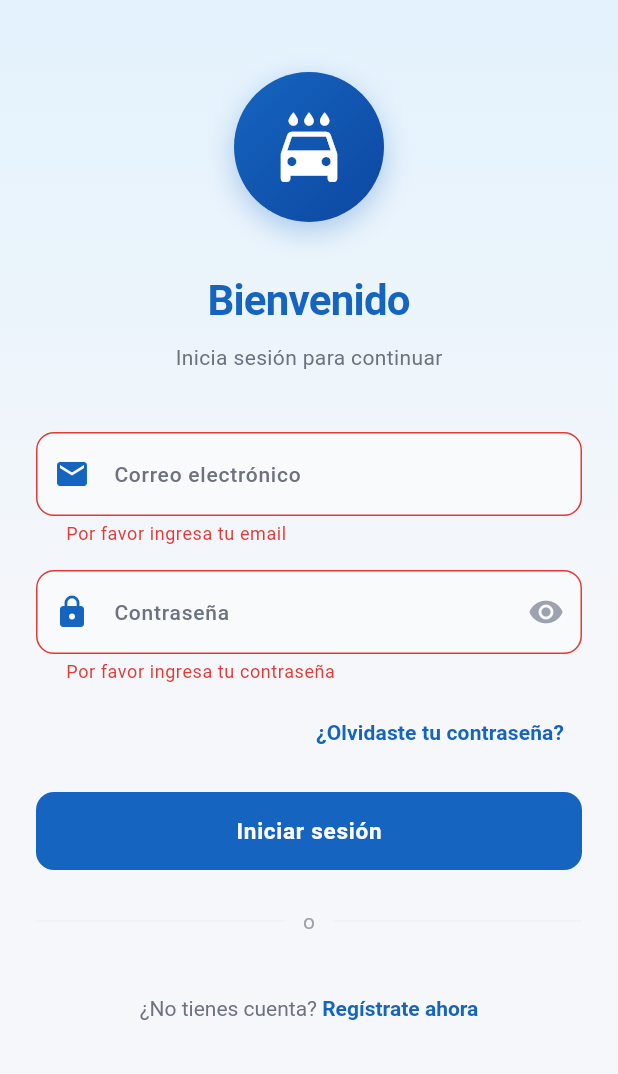
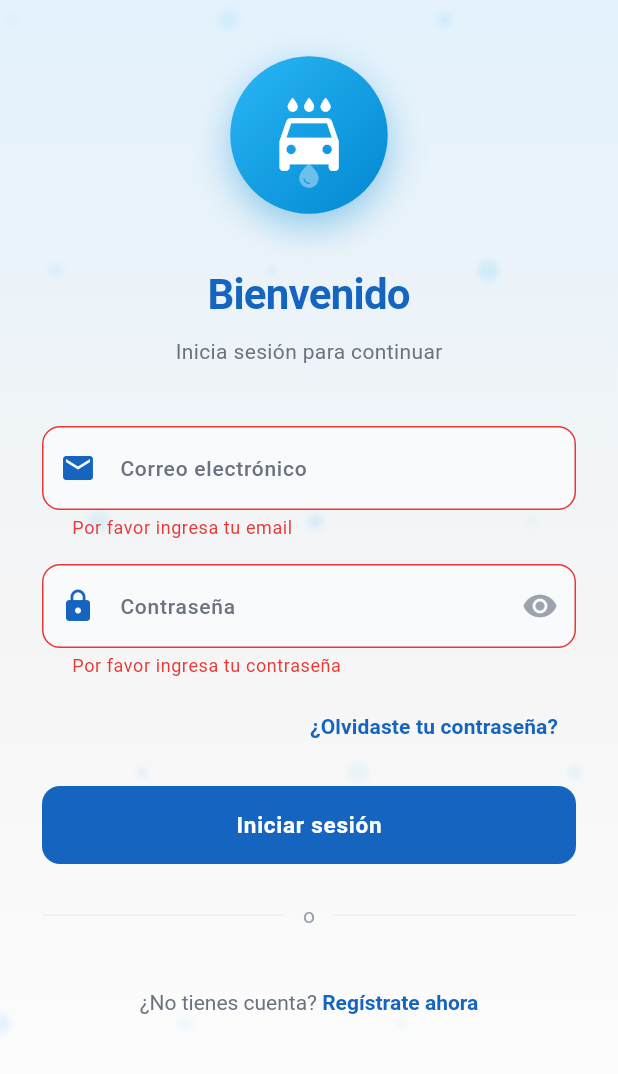
Before and after one commit to Carlosz91/lavadero_app_new, a Flutter app: the screen it shows after launch, after a tap on "Iniciar sesión", on a phone screen of 412 x 824 dp. Shown: the top 1074 px of the screen. Run offline on Flutter 3.47's test engine with Material 3 defaults, Android fonts, the phone set to English and light mode, and no system bars; our stand-ins replace flutter_secure_storage, shared_preferences.

Commit message:
Animaciones: gotas de agua, logo flotante, fade-in escalonado en todas las pantallas

```diff
--- a/lib/screens/login_screen.dart
+++ b/lib/screens/login_screen.dart
@@ -6,6 +6,7 @@ import '../config/api_config.dart';
 import '../services/http_service.dart';
 import '../theme/app_theme.dart';
 import '../widgets/custom_widgets.dart';
+import '../widgets/water_animation.dart';
 import 'homescreen.dart';
 import 'register_screen.dart';
 import 'forgot_password_screen.dart';
@@ -71,18 +72,12 @@ class LoginScreenState extends State<LoginScreen> {
         );
       } on HttpException catch (e) {
         if (!mounted) return;
-        setState(() {
-          _errorMessage = e.message;
-        });
+        setState(() { _errorMessage = e.message; });
       } catch (e) {
         if (!mounted) return;
-        setState(() {
-          _errorMessage = 'Error inesperado. Intenta nuevamente.';
-        });
+        setState(() { _errorMessage = 'Error inesperado. Intenta nuevamente.'; });
       } finally {
-        if (mounted) {
-          setState(() => _isLoading = false);
-        }
+        if (mounted) setState(() => _isLoading = false);
       }
     }
   }
@@ -104,44 +99,36 @@ class LoginScreenState extends State<LoginScreen> {
   @override
   Widget build(BuildContext context) {
     return Scaffold(
-      body: GestureDetector(
-        onTap: () => FocusScope.of(context).unfocus(),
-        child: Container(
-          height: double.infinity,
-          decoration: const BoxDecoration(
-            gradient: LinearGradient(
-              begin: Alignment.topCenter,
-              end: Alignment.bottomCenter,
-              colors: [Color(0xFFE3F2FD), AppColors.background, AppColors.background],
-            ),
-          ),
+      body: WaterBackground(
+        child: GestureDetector(
+          onTap: () => FocusScope.of(context).unfocus(),
           child: SafeArea(
             child: SingleChildScrollView(
-              padding: const EdgeInsets.symmetric(horizontal: 24),
+              padding: const EdgeInsets.symmetric(horizontal: 28),
               child: Form(
                 key: _formKey,
                 child: Column(
                   children: [
                     const SizedBox(height: 48),
-                    _buildLogo(),
-                    const SizedBox(height: 32),
-                    _buildHeader(),
+                    StaggeredFadeIn(index: 0, child: _buildLogo()),
+                    const SizedBox(height: 28),
+                    StaggeredFadeIn(index: 1, child: _buildHeader()),
                     const SizedBox(height: 40),
-                    _buildEmailField(),
+                    StaggeredFadeIn(index: 2, child: _buildEmailField()),
                     const SizedBox(height: 16),
-                    _buildPasswordField(),
+                    StaggeredFadeIn(index: 3, child: _buildPasswordField()),
                     const SizedBox(height: 8),
-                    _buildForgotPasswordButton(),
+                    StaggeredFadeIn(index: 4, child: _buildForgotPasswordButton()),
                     const SizedBox(height: 16),
                     if (_errorMessage != null) ...[
-                      ErrorBox(message: _errorMessage!),
+                      StaggeredFadeIn(index: 5, child: ErrorBox(message: _errorMessage!)),
                       const SizedBox(height: 16),
                     ],
-                    _buildLoginButton(),
+                    StaggeredFadeIn(index: 6, child: _buildLoginButton()),
                     const SizedBox(height: 24),
-                    _buildDivider(),
+                    StaggeredFadeIn(index: 7, child: _buildDivider()),
                     const SizedBox(height: 24),
-                    _buildRegisterLink(),
+                    StaggeredFadeIn(index: 8, child: _buildRegisterLink()),
                     const SizedBox(height: 24),
                   ],
                 ),
@@ -154,30 +141,7 @@ class LoginScreenState extends State<LoginScreen> {
   }
 
   Widget _buildLogo() {
-    return Container(
-      width: 100,
-      height: 100,
-      decoration: BoxDecoration(
-        gradient: const LinearGradient(
-          begin: Alignment.topLeft,
-          end: Alignment.bottomRight,
-          colors: [AppColors.primary, AppColors.primaryDark],
-        ),
-        shape: BoxShape.circle,
-        boxShadow: [
-          BoxShadow(
-            color: AppColors.primary.withValues(alpha: 0.3),
-            blurRadius: 16,
-            offset: const Offset(0, 6),
-          ),
-        ],
-      ),
-      child: const Icon(
-        Icons.local_car_wash,
-        size: 50,
-        color: Colors.white,
-      ),
-    );
+    return const AnimatedLogo();
   }
 
   Widget _buildHeader() {
@@ -189,7 +153,7 @@ class LoginScreenState extends State<LoginScreen> {
         ),
         const SizedBox(height: 8),
         Text(
-          'Inicia sesi\u00f3n para continuar',
+          'Inicia sesión para continuar',
           style: AppTextStyles.body.copyWith(color: AppColors.textSecondary),
         ),
       ],
@@ -200,18 +164,14 @@ class LoginScreenState extends State<LoginScreen> {
     return TextFormField(
       controller: _emailController,
       decoration: const InputDecoration(
-        labelText: 'Correo electr\u00f3nico',
+        labelText: 'Correo electrónico',
         hintText: 'tu.email@ejemplo.com',
         prefixIcon: Icon(Icons.email),
       ),
       keyboardType: TextInputType.emailAddress,
       validator: (value) {
-        if (value == null || value.isEmpty) {
-          return 'Por favor ingresa tu email';
-        }
-        if (!RegExp(r'^[^@]+@[^@]+\.[^@]+').hasMatch(value)) {
-          return 'Ingresa un email v\u00e1lido';
-        }
+        if (value == null || value.isEmpty) return 'Por favor ingresa tu email';
+        if (!RegExp(r'^[^@]+@[^@]+\.[^@]+').hasMatch(value)) return 'Ingresa un email válido';
         return null;
       },
     );
@@ -222,27 +182,19 @@ class LoginScreenState extends State<LoginScreen> {
       controller: _passwordController,
       obscureText: _obscurePassword,
       decoration: InputDecoration(
-        labelText: 'Contrase\u00f1a',
+        labelText: 'Contraseña',
         prefixIcon: const Icon(Icons.lock),
         suffixIcon: IconButton(
           icon: Icon(
             _obscurePassword ? Icons.visibility : Icons.visibility_off,
             color: AppColors.textHint,
           ),
-          onPressed: () {
-            setState(() {
-              _obscurePassword = !_obscurePassword;
-            });
-          },
+          onPressed: () => setState(() => _obscurePassword = !_obscurePassword),
         ),
       ),
       validator: (value) {
-        if (value == null || value.isEmpty) {
-          return 'Por favor ingresa tu contrase\u00f1a';
-        }
-        if (value.length < 6) {
-          return 'La contrase\u00f1a debe tener al menos 6 caracteres';
-        }
+        if (value == null || value.isEmpty) return 'Por favor ingresa tu contraseña';
+        if (value.length < 6) return 'La contraseña debe tener al menos 6 caracteres';
         return null;
       },
     );
@@ -254,11 +206,8 @@ class LoginScreenState extends State<LoginScreen> {
       child: TextButton(
         onPressed: _navigateToForgotPassword,
         child: const Text(
-          '\u00bfOlvidaste tu contrase\u00f1a?',
-          style: TextStyle(
-            color: AppColors.primary,
-            fontWeight: FontWeight.w600,
-          ),
+          '¿Olvidaste tu contraseña?',
+          style: TextStyle(color: AppColors.primary, fontWeight: FontWeight.w600),
         ),
       ),
     );
@@ -272,16 +221,10 @@ class LoginScreenState extends State<LoginScreen> {
         onPressed: _isLoading ? null : _login,
         child: _isLoading
             ? const SizedBox(
-                width: 22,
-                height: 22,
-                child: CircularProgressIndicator(
-                  color: Colors.white,
-                  strokeWidth: 2.5,
-                ),
+                width: 22, height: 22,
+                child: CircularProgressIndicator(color: Colors.white, strokeWidth: 2.5),
               )
-            : const Text(
-                'Iniciar sesi\u00f3n',
-              ),
+            : const Text('Iniciar sesión'),
       ),
     );
   }
@@ -292,10 +235,7 @@ class LoginScreenState extends State<LoginScreen> {
         const Expanded(child: Divider()),
         Padding(
           padding: const EdgeInsets.symmetric(horizontal: 12),
-          child: Text(
-            'o',
-            style: AppTextStyles.body.copyWith(color: AppColors.textHint),
-          ),
+          child: Text('o', style: AppTextStyles.body.copyWith(color: AppColors.textHint)),
         ),
         const Expanded(child: Divider()),
       ],
@@ -307,15 +247,12 @@ class LoginScreenState extends State<LoginScreen> {
       onPressed: _navigateToRegister,
       child: RichText(
         text: TextSpan(
-          text: '\u00bfNo tienes cuenta? ',
+          text: '¿No tienes cuenta? ',
           style: AppTextStyles.body.copyWith(color: AppColors.textSecondary),
           children: const [
             TextSpan(
-              text: 'Reg\u00edstrate ahora',
-              style: TextStyle(
-                color: AppColors.primary,
-                fontWeight: FontWeight.bold,
-              ),
+              text: 'Regístrate ahora',
+              style: TextStyle(color: AppColors.primary, fontWeight: FontWeight.bold),
             ),
           ],
         ),
--- /dev/null
+++ b/lib/widgets/water_animation.dart
@@ -0,0 +1,256 @@
+import 'package:flutter/material.dart';
+
+class WaterBackground extends StatefulWidget {
+  final Widget child;
+  final bool animate;
+
+  const WaterBackground({super.key, required this.child, this.animate = true});
+
+  @override
+  State<WaterBackground> createState() => _WaterBackgroundState();
+}
+
+class _WaterBackgroundState extends State<WaterBackground>
+    with SingleTickerProviderStateMixin {
+  late AnimationController _controller;
+  final List<_WaterDrop> _drops = [];
+
+  @override
+  void initState() {
+    super.initState();
+    _controller = AnimationController(
+      vsync: this,
+      duration: const Duration(seconds: 3),
+    )..repeat();
+
+    for (int i = 0; i < 15; i++) {
+      _drops.add(_WaterDrop(
+        x: (i * 0.07 + 0.02) % 1.0,
+        delay: i * 0.2,
+        size: 3.0 + (i % 3) * 2.0,
+        speed: 0.8 + (i % 5) * 0.15,
+        opacity: 0.08 + (i % 4) * 0.03,
+      ));
+    }
+  }
+
+  @override
+  void dispose() {
+    _controller.dispose();
+    super.dispose();
+  }
+
+  @override
+  Widget build(BuildContext context) {
+    return Container(
+      decoration: const BoxDecoration(
+        gradient: LinearGradient(
+          begin: Alignment.topCenter,
+          end: Alignment.bottomCenter,
+          colors: [Color(0xFFE3F2FD), Color(0xFFF5F5F5), Colors.white],
+        ),
+      ),
+      child: Stack(
+        children: [
+          if (widget.animate)
+            AnimatedBuilder(
+              animation: _controller,
+              builder: (context, _) => CustomPaint(
+                size: Size.infinite,
+                painter: _WaterPainter(_drops, _controller.value),
+              ),
+            ),
+          widget.child,
+        ],
+      ),
+    );
+  }
+}
+
+class _WaterDrop {
+  final double x;
+  final double delay;
+  final double size;
+  final double speed;
+  final double opacity;
+
+  const _WaterDrop({
+    required this.x,
+    required this.delay,
+    required this.size,
+    required this.speed,
+    required this.opacity,
+  });
+}
+
+class _WaterPainter extends CustomPainter {
+  final List<_WaterDrop> drops;
+  final double progress;
+
+  _WaterPainter(this.drops, this.progress);
+
+  @override
+  void paint(Canvas canvas, Size size) {
+    for (final drop in drops) {
+      final p = (progress * drop.speed + drop.delay) % 1.0;
+      final y = p * size.height;
+      final x = drop.x * size.width;
+      final opacity = p > 0.9 ? drop.opacity * (1 - (p - 0.9) / 0.1) : drop.opacity;
+
+      final paint = Paint()
+        ..color = const Color(0xFF4FC3F7).withValues(alpha: opacity)
+        ..maskFilter = const MaskFilter.blur(BlurStyle.normal, 2);
+
+      canvas.drawCircle(Offset(x, y), drop.size, paint);
+    }
+  }
+
+  @override
+  bool shouldRepaint(covariant _WaterPainter oldDelegate) =>
+      oldDelegate.progress != progress;
+}
+
+class AnimatedLogo extends StatefulWidget {
+  final double size;
+  final IconData icon;
+
+  const AnimatedLogo({
+    super.key,
+    this.size = 100,
+    this.icon = Icons.local_car_wash,
+  });
+
+  @override
+  State<AnimatedLogo> createState() => _AnimatedLogoState();
+}
+
+class _AnimatedLogoState extends State<AnimatedLogo>
+    with SingleTickerProviderStateMixin {
+  late AnimationController _controller;
+  late Animation<double> _float;
+  late Animation<double> _pulse;
+
+  @override
+  void initState() {
+    super.initState();
+    _controller = AnimationController(
+      vsync: this,
+      duration: const Duration(seconds: 3),
+    )..repeat(reverse: true);
+
+    _float = Tween<double>(begin: 0, end: 8).animate(
+      CurvedAnimation(parent: _controller, curve: Curves.easeInOut),
+    );
+
+    _pulse = Tween<double>(begin: 1.0, end: 1.05).animate(
+      CurvedAnimation(parent: _controller, curve: Curves.easeInOut),
+    );
+  }
+
+  @override
+  void dispose() {
+    _controller.dispose();
+    super.dispose();
+  }
+
+  @override
+  Widget build(BuildContext context) {
+    return AnimatedBuilder(
+      animation: _controller,
+      builder: (context, _) => Transform.translate(
+        offset: Offset(0, -_float.value),
+        child: Transform.scale(
+          scale: _pulse.value,
+          child: Container(
+            width: widget.size,
+            height: widget.size,
+            decoration: BoxDecoration(
+              gradient: const LinearGradient(
+                begin: Alignment.topLeft,
+                end: Alignment.bottomRight,
+                colors: [Color(0xFF29B6F6), Color(0xFF0288D1)],
+              ),
+              shape: BoxShape.circle,
+              boxShadow: [
+                BoxShadow(
+                  color: const Color(0xFF0288D1).withValues(alpha: 0.4),
+                  blurRadius: 20,
+                  offset: const Offset(0, 8),
+                ),
+              ],
+            ),
+            child: Stack(
+              alignment: Alignment.center,
+              children: [
+                Icon(widget.icon, size: widget.size * 0.5, color: Colors.white),
+                Positioned(
+                  bottom: widget.size * 0.15,
+                  child: Icon(Icons.water_drop, size: widget.size * 0.18, color: Colors.white38),
+                ),
+              ],
+            ),
+          ),
+        ),
+      ),
+    );
+  }
+}
+
+class StaggeredFadeIn extends StatefulWidget {
+  final int index;
+  final Widget child;
+  final Duration delay;
+
+  const StaggeredFadeIn({
+    super.key,
+    required this.index,
+    required this.child,
+    this.delay = const Duration(milliseconds: 80),
+  });
+
+  @override
+  State<StaggeredFadeIn> createState() => _StaggeredFadeInState();
+}
+
+class _StaggeredFadeInState extends State<StaggeredFadeIn>
+    with SingleTickerProviderStateMixin {
+  late AnimationController _controller;
+  late Animation<double> _fade;
+  late Animation<Offset> _slide;
+
+  @override
+  void initState() {
+    super.initState();
+    _controller = AnimationController(
+      vsync: this,
+      duration: const Duration(milliseconds: 400),
+    );
+
+    final staggerDelay = Duration(milliseconds: widget.index * widget.delay.inMilliseconds);
+    Future.delayed(staggerDelay, () {
+      if (mounted) _controller.forward();
+    });
+
+    _fade = Tween<double>(begin: 0, end: 1).animate(
+      CurvedAnimation(parent: _controller, curve: Curves.easeOut),
+    );
+    _slide = Tween<Offset>(
+      begin: const Offset(0, 0.3),
+      end: Offset.zero,
+    ).animate(CurvedAnimation(parent: _controller, curve: Curves.easeOut));
+  }
+
+  @override
+  void dispose() {
+    _controller.dispose();
+    super.dispose();
+  }
+
+  @override
+  Widget build(BuildContext context) {
+    return FadeTransition(
+      opacity: _fade,
+      child: SlideTransition(position: _slide, child: widget.child),
+    );
+  }
+}
```
Also changed, not shown: lib/screens/forgot_password_screen.dart (+16 -14 lines), lib/screens/homescreen.dart (+33 -31 lines), lib/screens/register_car_screen.dart (+30 -42 lines), lib/screens/register_screen.dart (+12 -19 lines), lib/screens/wash_status_screen.dart (+15 -11 lines).
